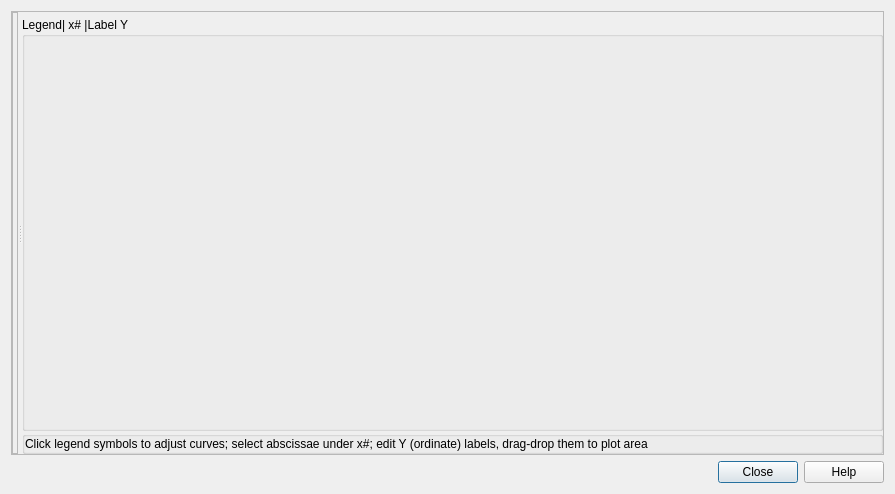
Old version of the form GUI/charts/GraphDialog4N.ui in the repository gemshub/GEMSGUI.
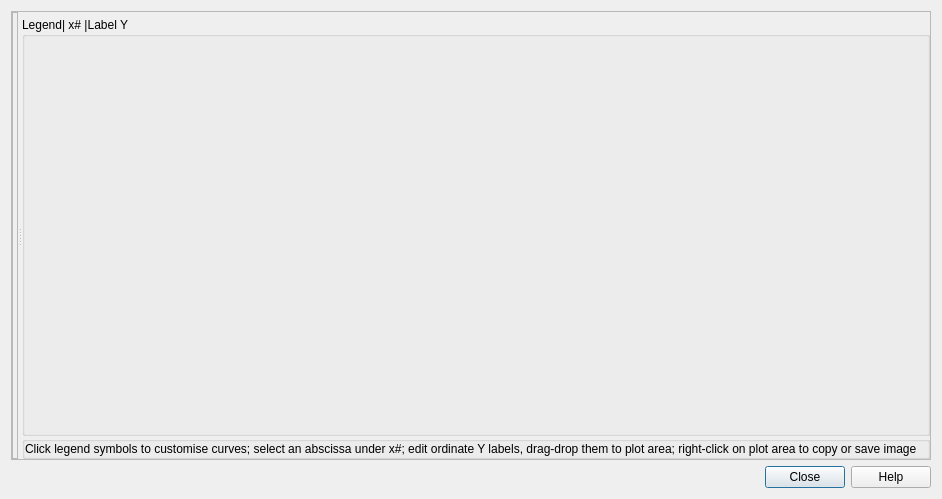
New version of the form.

```diff
--- a/GUI/charts/GraphDialog4N.ui
+++ b/GUI/charts/GraphDialog4N.ui
@@ -9,8 +9,8 @@
    <rect>
     <x>0</x>
     <y>0</y>
-    <width>895</width>
-    <height>494</height>
+    <width>942</width>
+    <height>499</height>
    </rect>
   </property>
   <property name="font">
@@ -183,7 +183,7 @@
                 </sizepolicy>
                </property>
                <property name="text">
-                <string>Click legend symbols to adjust curves; select abscissae under x#; edit Y (ordinate) labels, drag-drop them to plot area</string>
+                <string>Click legend symbols to customise curves; select an abscissa under x#; edit ordinate Y labels, drag-drop them to plot area; right-click on plot area to copy or save image</string>
                </property>
                <property name="alignment">
                 <set>Qt::AlignVCenter</set>
```
